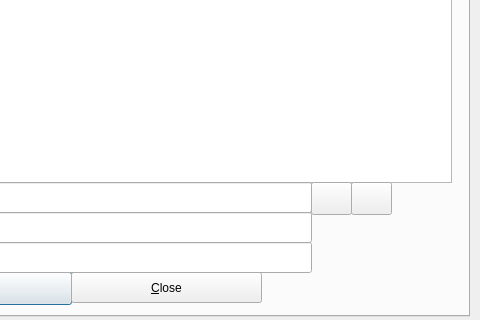
Qt form zuluCrypt-gui/favorites2.ui (mhogomchungu/zuluCrypt) before a commit; both pictures show x 311 to 791 and y 154 to 474 of the 791 by 474 pixel window.
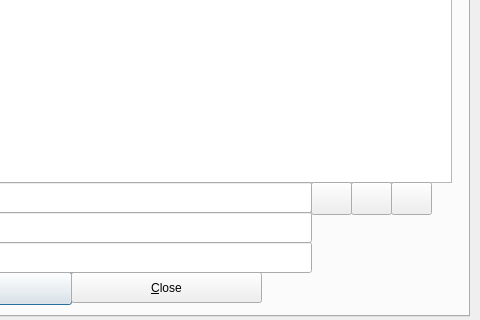
The same form after that commit.

Diff of the .ui file:
```diff
--- a/zuluCrypt-gui/favorites2.ui
+++ b/zuluCrypt-gui/favorites2.ui
@@ -200,6 +200,19 @@
       <set>Qt::AlignRight|Qt::AlignTrailing|Qt::AlignVCenter</set>
      </property>
     </widget>
+    <widget class="QPushButton" name="pbFolder">
+     <property name="geometry">
+      <rect>
+       <x>690</x>
+       <y>300</y>
+       <width>41</width>
+       <height>33</height>
+      </rect>
+     </property>
+     <property name="text">
+      <string/>
+     </property>
+    </widget>
    </widget>
    <widget class="QWidget" name="ManageVolumeKeys">
     <attribute name="title">
```
